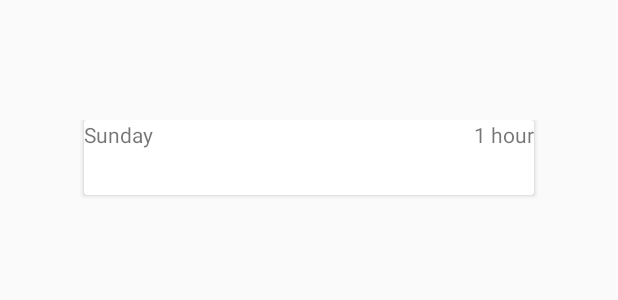
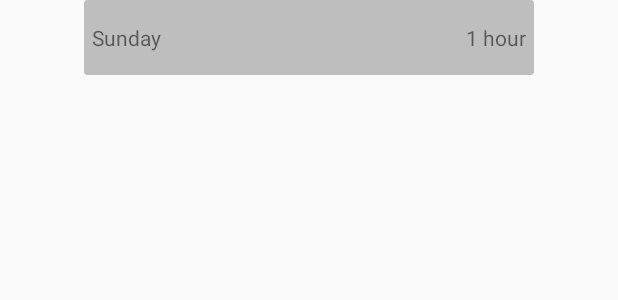
Before and after one commit to daniel-d-truong/Don-t-Back-Out, an Android app: the layout fragment_stats.xml on its own in the app's theme, with its tools: preview values and no code run, on a phone screen of 412 x 824 dp. Shown: the top 300 px of the screen. Run offline under Robolectric (Android 15) with nearby library versions, the phone set to English and light mode, and no system bars.

Commit message:
configured buttons

```diff
--- a/app/src/main/res/layout/fragment_home.xml
+++ b/app/src/main/res/layout/fragment_home.xml
@@ -153,8 +153,7 @@
 
 
     </LinearLayout>
-
-    <TextView
+    <Button
         android:id="@+id/startStopText"
         android:layout_width="wrap_content"
         android:layout_height="wrap_content"
@@ -163,7 +162,8 @@
         android:layout_marginBottom="-46dp"
         android:paddingTop="10dp"
         android:text="@string/start"
-        android:textSize="30sp" />
+        android:textSize="30sp"
+        android:background="#00000000"/>
 
     <TextView
         android:id="@+id/topPlaceText"
--- a/app/src/main/res/layout/fragment_stats.xml
+++ b/app/src/main/res/layout/fragment_stats.xml
@@ -1,42 +1,44 @@
 <?xml version="1.0" encoding="utf-8"?>
-<FrameLayout xmlns:android="http://schemas.android.com/apk/res/android"
+<RelativeLayout xmlns:android="http://schemas.android.com/apk/res/android"
     xmlns:app="http://schemas.android.com/apk/res-auto"
     xmlns:tools="http://schemas.android.com/tools"
     android:layout_width="match_parent"
     android:layout_height="match_parent"
-    tools:context=".StatsFragment">
+    tools:context=".StatsFragment"
+    android:id="@+id/statsLayout"
+    >
 
     <!-- TODO: Update blank fragment layout -->
-
-    <RelativeLayout
-        android:layout_width="match_parent"
-        android:layout_height="match_parent"
-        android:id="@+id/relativeStatsFrame"
-        android:layout_marginTop="80dp"
-        android:layout_marginBottom="@dimen/bottom_navigation_height">
-
         <android.support.v7.widget.CardView
             android:layout_width="300dp"
             android:layout_height="50dp"
-            android:layout_centerHorizontal="true">
+            android:layout_centerHorizontal="true"
+            app:cardBackgroundColor="@android:color/secondary_text_dark"
+            app:cardElevation="0dp"
+            android:id="@+id/card1">
 
                 <TextView
                     android:text="Sunday"
-                android:textAlignment="textStart"
                     android:layout_height="match_parent"
-                android:layout_width="wrap_content">
+                    android:layout_width="wrap_content"
+                    android:gravity="center_vertical"
+                    android:layout_marginLeft="5dp"
+                    android:id="@+id/left1">
                 </TextView>
 
                 <TextView
                     android:layout_width="match_parent"
-                android:layout_height="wrap_content"
+                    android:layout_height="match_parent"
                     android:text="1 hour"
-                android:textAlignment="textEnd"/>
+                    android:textAlignment="textEnd"
+                    android:gravity="center_vertical"
+                    android:layout_marginRight="5dp"
+                    android:id="@+id/right1"/>
+
+
 
         </android.support.v7.widget.CardView>
 
-    </RelativeLayout>
 
 
-
-</FrameLayout>
+</RelativeLayout>
--- a/app/src/main/res/values/strings.xml
+++ b/app/src/main/res/values/strings.xml
@@ -49,4 +49,6 @@
     <string name="about">about</string>
     <string name="start">start</string>
     <string name="straight_image">Straight Image</string>
+    <string name="failed_connection">Failed to calibrate. Connect again.</string>
+    <string name="calibration_successful">Calibration successful.</string>
 </resources>
```
Also changed, not shown: app/src/main/java/com/example/podcast/dontbackout/HomeFragment.java (+60 -161 lines), app/src/main/java/com/example/podcast/dontbackout/MainActivity.java (+76 -89 lines), app/src/main/java/com/example/podcast/dontbackout/StatsFragment.java (+27 -0 lines). Lines whose indentation alone changed are shown as unchanged.
